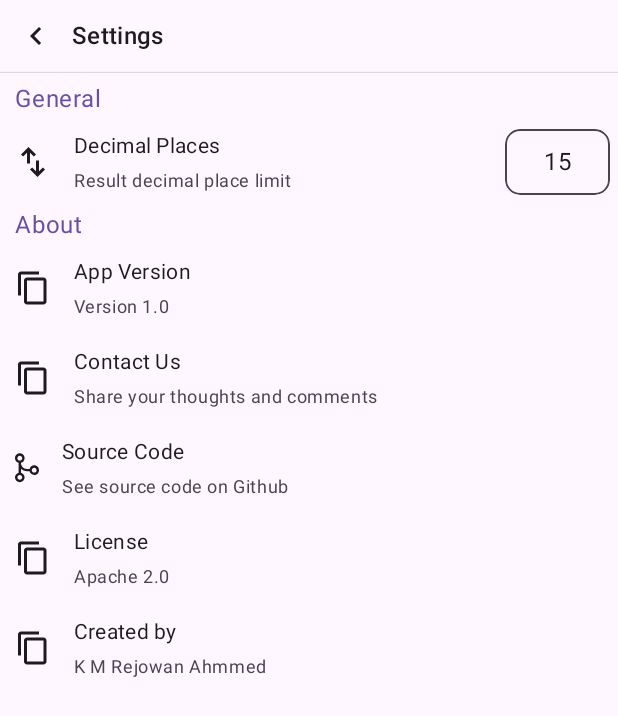
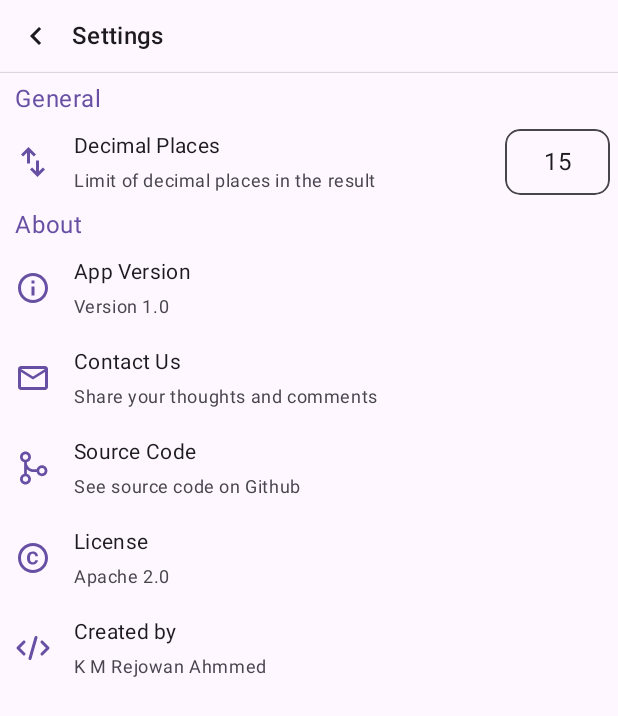
Before and after one commit to ahmmedrejowan/Number-Converter-Compose, an Android app built with Jetpack Compose: the screen it shows after launch (Settings), after a tap on "Settings", on a phone screen of 412 x 824 dp. Shown: the top 716 px of the screen. Run offline under Robolectric (Android 15) with nearby library versions, the phone set to English and light mode, and no system bars; our stand-ins replace livedata-compose.

Commit message:
Settings Changes

```diff
--- a/app/src/main/java/com/rejowan/numberconverter/view/MainActivity.kt
+++ b/app/src/main/java/com/rejowan/numberconverter/view/MainActivity.kt
@@ -150,7 +150,7 @@ class MainActivity : ComponentActivity() {
         }
 
         val icon =
-            if (expanded) R.drawable.collapse_content_24px else R.drawable.expand_content_24px
+            if (expanded) R.drawable.ic_collapse else R.drawable.ic_expand
 
         LaunchedEffect(inputValue, inputBase, outputBase, initialDP) {
 
--- a/app/src/main/java/com/rejowan/numberconverter/view/Settings.kt
+++ b/app/src/main/java/com/rejowan/numberconverter/view/Settings.kt
@@ -12,6 +12,8 @@ import androidx.compose.foundation.layout.padding
 import androidx.compose.foundation.layout.size
 import androidx.compose.material.icons.Icons
 import androidx.compose.material.icons.automirrored.filled.KeyboardArrowLeft
+import androidx.compose.material.icons.outlined.Email
+import androidx.compose.material.icons.outlined.Info
 import androidx.compose.material3.HorizontalDivider
 import androidx.compose.material3.Icon
 import androidx.compose.material3.IconButton
@@ -100,13 +102,23 @@ class Settings : ComponentActivity() {
                     color = MaterialTheme.colorScheme.primary)
 
                 SettingOtherScreen(
-                    icon = painterResource(id = R.drawable.ic_copy),
+                    icon = {
+                        Icon(Icons.Outlined.Info,
+                            contentDescription ="",
+                            modifier = Modifier.padding(10.dp).size(24.dp),
+                            tint = MaterialTheme.colorScheme.primary)
+                    },
                     title = "App Version",
                     description = "Version 1.0"
                 )
 
                 SettingOtherScreen(
-                    icon = painterResource(id = R.drawable.ic_copy),
+                    icon = {
+                        Icon(Icons.Outlined.Email,
+                            contentDescription ="",
+                            modifier = Modifier.padding(10.dp).size(24.dp),
+                            tint = MaterialTheme.colorScheme.primary)
+                    },
                     title = "Contact Us",
                     description = "Share your thoughts and comments",
                     onItemClicked = {
@@ -115,8 +127,13 @@ class Settings : ComponentActivity() {
                 )
 
                 SettingOtherScreen(
-                    icon = painterResource(id = R.drawable.ic_pref_v_c_s),
-                    title = "Source Code",
+                    icon = {
+                        Icon(
+                            painterResource(id = R.drawable.ic_pref_v_c_s),
+                            contentDescription ="",
+                            modifier = Modifier.padding(10.dp).size(24.dp),
+                            tint = MaterialTheme.colorScheme.primary)
+                    },                    title = "Source Code",
                     description = "See source code on Github",
                     onItemClicked = {
 
@@ -124,8 +141,13 @@ class Settings : ComponentActivity() {
                 )
 
                 SettingOtherScreen(
-                    icon = painterResource(id = R.drawable.ic_copy),
-                    title = "License",
+                    icon = {
+                        Icon(
+                            painterResource(id = R.drawable.outline_copyright_24),
+                            contentDescription ="",
+                            modifier = Modifier.padding(10.dp).size(24.dp),
+                            tint = MaterialTheme.colorScheme.primary)
+                    },                    title = "License",
                     description = "Apache 2.0",
                     onItemClicked = {
 
@@ -134,8 +156,13 @@ class Settings : ComponentActivity() {
 
 
                 SettingOtherScreen(
-                    icon = painterResource(id = R.drawable.ic_copy),
-                    title = "Created by",
+                    icon = {
+                        Icon(
+                            painterResource(id = R.drawable.ic_pref_creator),
+                            contentDescription ="",
+                            modifier = Modifier.padding(10.dp).size(24.dp),
+                            tint = MaterialTheme.colorScheme.primary)
+                    },                    title = "Created by",
                     description = "K M Rejowan Ahmmed",
                     onItemClicked = {
 
--- a/app/src/main/java/com/rejowan/numberconverter/view/component/SettingScreenDP.kt
+++ b/app/src/main/java/com/rejowan/numberconverter/view/component/SettingScreenDP.kt
@@ -41,9 +41,6 @@ import com.rejowan.numberconverter.R
 fun SettingScreenDP(
     initialValue: Int = 20,
     onValueChange: (Int) -> Unit = {},
-    icon: Painter = painterResource(id = R.drawable.ic_swap),
-    title: String = "Decimal Places",
-    description: String = "Result decimal place limit"
 ) {
 
     var value by remember { mutableFloatStateOf(initialValue.toFloat()) }
@@ -56,12 +53,14 @@ fun SettingScreenDP(
     Row(
         modifier = Modifier
             .fillMaxWidth()
-            .height(60.dp),
+            .height(60.dp)
+            .clickable { expanded = !expanded },
         verticalAlignment = Alignment.CenterVertically
     ) {
 
         Icon(
-            icon, contentDescription = "DP", modifier = Modifier.padding(10.dp)
+            painterResource(id = R.drawable.ic_swap), contentDescription = "DP", modifier = Modifier.padding(10.dp),
+            tint = MaterialTheme.colorScheme.primary
         )
 
         Spacer(modifier = Modifier.size(5.dp))
@@ -69,13 +68,13 @@ fun SettingScreenDP(
         Column(modifier = Modifier.weight(1f)) {
             Spacer(modifier = Modifier.size(5.dp))
             Text(
-                text = title,
+                text = "Decimal Places",
                 style = MaterialTheme.typography.bodyMedium,
                 color = MaterialTheme.colorScheme.onBackground
             )
             Spacer(modifier = Modifier.size(5.dp))
             Text(
-                text = description,
+                text = "Limit of decimal places in the result",
                 style = MaterialTheme.typography.bodySmall,
                 color = MaterialTheme.colorScheme.onSurfaceVariant
             )
@@ -90,7 +89,7 @@ fun SettingScreenDP(
                 .border(1.dp, MaterialTheme.colorScheme.onSurfaceVariant, RoundedCornerShape(10.dp))
                 .padding(10.dp)
                 .width(50.dp)
-                .clickable { expanded = !expanded },
+               ,
             contentAlignment = Alignment.Center
         ) {
 
--- a/app/src/main/java/com/rejowan/numberconverter/view/component/SettingsOtherScreen.kt
+++ b/app/src/main/java/com/rejowan/numberconverter/view/component/SettingsOtherScreen.kt
@@ -22,7 +22,14 @@ import com.rejowan.numberconverter.R
 
 @Composable
 fun SettingOtherScreen(
-    icon: Painter = painterResource(id = R.drawable.ic_swap),
+    icon: @Composable () -> Unit = {
+        Icon(
+            painter = painterResource(id = R.drawable.ic_swap),
+            contentDescription = "Default Icon",
+            tint = MaterialTheme.colorScheme.onBackground,
+            modifier = Modifier.padding(10.dp).size(24.dp)
+        )
+    },
     title: String = "Info Title",
     description: String = "Info Description",
     onItemClicked: () -> Unit = {}
@@ -39,9 +46,7 @@ fun SettingOtherScreen(
         verticalAlignment = Alignment.CenterVertically,
     ) {
 
-        Icon(
-            icon, contentDescription = "DP", modifier = Modifier.padding(10.dp)
-        )
+        icon()
 
         Spacer(modifier = Modifier.size(5.dp))
 
--- /dev/null
+++ b/app/src/main/res/drawable/ic_pref_creator.xml
@@ -0,0 +1,15 @@
+<vector xmlns:android="http://schemas.android.com/apk/res/android"
+    android:width="24dp"
+    android:height="24dp"
+    android:viewportWidth="24"
+    android:viewportHeight="24">
+    <path
+        android:fillColor="#000000"
+        android:pathData="M1.3 12.7l4 4c0.09 0.1 0.2 0.18 0.32 0.23 0.12 0.05 0.25 0.08 0.38 0.08 0.14 0 0.27-0.02 0.4-0.07 0.11-0.05 0.23-0.13 0.32-0.22 0.1-0.1 0.17-0.2 0.22-0.33C6.99 16.27 7 16.14 7 16c0-0.13-0.03-0.26-0.08-0.38s-0.13-0.23-0.22-0.33L3.4 12l3.3-3.3c0.1-0.09 0.17-0.2 0.22-0.32C6.98 8.26 7.01 8.13 7.01 8c0-0.14-0.02-0.27-0.07-0.4C6.89 7.5 6.8 7.38 6.72 7.29c-0.1-0.1-0.2-0.17-0.33-0.22C6.27 7.01 6.14 7 6 7c-0.13 0-0.26 0.03-0.38 0.08S5.39 7.2 5.29 7.29l-4 4C1.11 11.5 1 11.73 1 12c0 0.27 0.1 0.52 0.3 0.7Z"/>
+    <path
+        android:fillColor="#000000"
+        android:pathData="M18.7 7.3c-0.09-0.1-0.2-0.18-0.32-0.23-0.12-0.05-0.25-0.08-0.38-0.08-0.14 0-0.27 0.02-0.4 0.07-0.11 0.05-0.23 0.13-0.32 0.22-0.1 0.1-0.17 0.2-0.22 0.33C17.01 7.73 17 7.86 17 8c0 0.13 0.03 0.26 0.08 0.38s0.13 0.23 0.22 0.33L20.6 12l-3.3 3.3c-0.1 0.09-0.17 0.2-0.22 0.32-0.05 0.12-0.08 0.25-0.08 0.38 0 0.14 0.02 0.27 0.07 0.4 0.05 0.11 0.13 0.23 0.22 0.32 0.1 0.1 0.2 0.17 0.33 0.22C17.73 16.99 17.86 17 18 17c0.13 0 0.26-0.03 0.38-0.08s0.23-0.13 0.33-0.22l4-4C22.89 12.52 23 12.27 23 12c0-0.27-0.1-0.52-0.3-0.7l-4-4Z"/>
+    <path
+        android:fillColor="#000000"
+        android:pathData="M13.04 4.73l-4 14C8.97 18.98 9 19.25 9.13 19.49c0.12 0.23 0.34 0.4 0.6 0.47C9.8 20 9.9 20 10 20c0.22 0 0.43-0.07 0.6-0.2 0.18-0.13 0.3-0.32 0.36-0.53l4-14c0.04-0.12 0.06-0.26 0.05-0.4-0.02-0.13-0.05-0.26-0.12-0.38-0.06-0.11-0.15-0.22-0.25-0.3C14.54 4.1 14.4 4.04 14.28 4c-0.12-0.03-0.26-0.05-0.4-0.03C13.76 4 13.63 4.03 13.52 4.1c-0.12 0.07-0.22 0.16-0.3 0.26-0.08 0.11-0.14 0.24-0.17 0.37Z"/>
+</vector>
--- a/app/src/main/res/drawable/ic_pref_v_c_s.xml
+++ b/app/src/main/res/drawable/ic_pref_v_c_s.xml
@@ -4,6 +4,6 @@
     android:viewportWidth="16"
     android:viewportHeight="21">
     <path
-        android:fillColor="#FF0000"
+        android:fillColor="#544F4F"
         android:pathData="M12.8 8.9c-1.49 0-2.73 1.02-3.09 2.4H8c-2.2 0-4-1.78-4-3.98V7.19c1.38-0.36 2.4-1.6 2.4-3.09 0-1.77-1.43-3.2-3.2-3.2C1.43 0.9 0 2.33 0 4.1c0 1.49 1.02 2.73 2.4 3.09v6.62C1.02 14.17 0 15.41 0 16.9c0 1.77 1.43 3.2 3.2 3.2 1.77 0 3.2-1.43 3.2-3.2 0-1.49-1.02-2.73-2.4-3.09v-2.6c1.02 1.04 2.43 1.69 4 1.69h1.71c0.36 1.38 1.6 2.4 3.09 2.4 1.77 0 3.2-1.43 3.2-3.2 0-1.77-1.43-3.2-3.2-3.2Zm-8 8c0 0.88-0.72 1.6-1.6 1.6-0.88 0-1.6-0.72-1.6-1.6 0-0.88 0.72-1.6 1.6-1.6 0.88 0 1.6 0.72 1.6 1.6ZM3.2 5.7c-0.88 0-1.6-0.72-1.6-1.6 0-0.88 0.72-1.6 1.6-1.6 0.88 0 1.6 0.72 1.6 1.6 0 0.88-0.72 1.6-1.6 1.6Zm9.6 8c-0.88 0-1.6-0.72-1.6-1.6 0-0.88 0.72-1.6 1.6-1.6 0.88 0 1.6 0.72 1.6 1.6 0 0.88-0.72 1.6-1.6 1.6Z"/>
 </vector>
--- /dev/null
+++ b/app/src/main/res/drawable/outline_copyright_24.xml
@@ -0,0 +1,10 @@
+<vector xmlns:android="http://schemas.android.com/apk/res/android"
+    android:width="24dp"
+    android:height="24dp"
+    android:viewportWidth="24"
+    android:viewportHeight="24"
+    android:tint="?attr/colorControlNormal">
+  <path
+      android:fillColor="@android:color/white"
+      android:pathData="M10.08,10.86c0.05,-0.33 0.16,-0.62 0.3,-0.87s0.34,-0.46 0.59,-0.62c0.24,-0.15 0.54,-0.22 0.91,-0.23 0.23,0.01 0.44,0.05 0.63,0.13 0.2,0.09 0.38,0.21 0.52,0.36s0.25,0.33 0.34,0.53 0.13,0.42 0.14,0.64h1.79c-0.02,-0.47 -0.11,-0.9 -0.28,-1.29s-0.4,-0.73 -0.7,-1.01 -0.66,-0.5 -1.08,-0.66 -0.88,-0.23 -1.39,-0.23c-0.65,0 -1.22,0.11 -1.7,0.34s-0.88,0.53 -1.2,0.92 -0.56,0.84 -0.71,1.36S8,11.29 8,11.87v0.27c0,0.58 0.08,1.12 0.23,1.64s0.39,0.97 0.71,1.35 0.72,0.69 1.2,0.91c0.48,0.22 1.05,0.34 1.7,0.34 0.47,0 0.91,-0.08 1.32,-0.23s0.77,-0.36 1.08,-0.63 0.56,-0.58 0.74,-0.94 0.29,-0.74 0.3,-1.15h-1.79c-0.01,0.21 -0.06,0.4 -0.15,0.58s-0.21,0.33 -0.36,0.46 -0.32,0.23 -0.52,0.3c-0.19,0.07 -0.39,0.09 -0.6,0.1 -0.36,-0.01 -0.66,-0.08 -0.89,-0.23 -0.25,-0.16 -0.45,-0.37 -0.59,-0.62s-0.25,-0.55 -0.3,-0.88 -0.08,-0.67 -0.08,-1v-0.27c0,-0.35 0.03,-0.68 0.08,-1.01zM12,2C6.48,2 2,6.48 2,12s4.48,10 10,10 10,-4.48 10,-10S17.52,2 12,2zM12,20c-4.41,0 -8,-3.59 -8,-8s3.59,-8 8,-8 8,3.59 8,8 -3.59,8 -8,8z"/>
+</vector>
```
Also changed, not shown: app/src/main/res/drawable/ic_collapse.xml (renamed from app/src/main/res/drawable/collapse_content_24px.xml), app/src/main/res/drawable/ic_expand.xml (renamed from app/src/main/res/drawable/expand_content_24px.xml).
